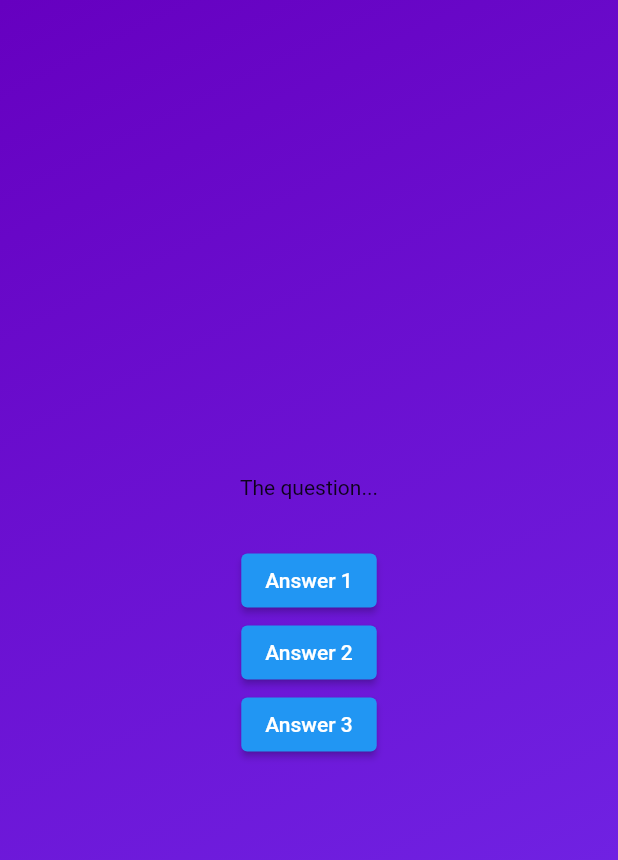
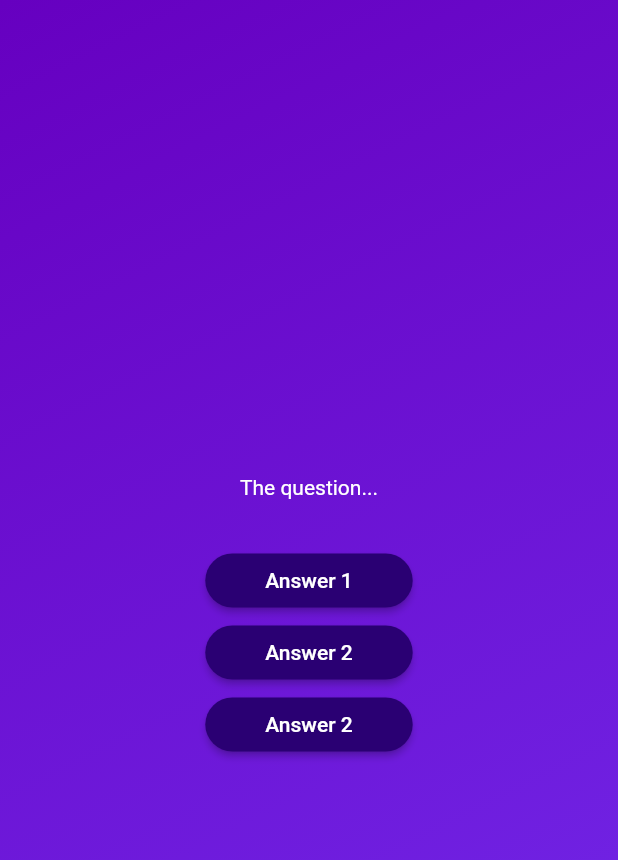
Before and after one commit to flutter-preview/ArthurBufon-flutter_quiz_app, a Flutter app: the screen it shows after launch, after a tap on "Start Quiz", on a phone screen of 412 x 824 dp. Shown: the top 860 px of the screen. Run offline on Flutter 3.47's test engine with Material 2 defaults, Android fonts, the light colour scheme and no system bars.

Commit message:
botao reutilizavel

```diff
--- /dev/null
+++ b/lib/answer_button.dart
@@ -0,0 +1,28 @@
+import 'package:flutter/material.dart';
+
+class AnswerButton extends StatelessWidget {
+  const AnswerButton(
+      {super.key, required this.answerText, required this.onTap});
+
+  final String answerText;
+  final void Function() onTap;
+
+  @override
+  Widget build(BuildContext context) {
+    return ElevatedButton(
+      onPressed: onTap,
+      style: ElevatedButton.styleFrom(
+        padding: const EdgeInsets.symmetric(
+          vertical: 10,
+          horizontal: 40,
+        ),
+        backgroundColor: const Color.fromARGB(255, 42, 0, 115),
+        foregroundColor: Colors.white,
+        shape: RoundedRectangleBorder(
+          borderRadius: BorderRadius.circular(40),
+        ),
+      ),
+      child: Text(answerText),
+    );
+  }
+}
--- a/lib/questions_screen.dart
+++ b/lib/questions_screen.dart
@@ -1,4 +1,5 @@
 import 'package:flutter/material.dart';
+import 'package:flutter_quiz_app/answer_button.dart';
 
 class QuestionsScreen extends StatefulWidget {
   const QuestionsScreen({super.key});
@@ -17,19 +18,22 @@
       child: Column(
         mainAxisAlignment: MainAxisAlignment.center,
         children: [
-          const Text('The question...'),
+          const Text(
+            'The question...',
+            style: TextStyle(color: Colors.white),
+          ),
           const SizedBox(height: 30),
-          ElevatedButton(
-            onPressed: () {},
-            child: const Text('Answer 1'),
+          AnswerButton(
+            onTap: () {},
+            answerText: 'Answer 1',
           ),
-          ElevatedButton(
-            onPressed: () {},
-            child: const Text('Answer 2'),
+          AnswerButton(
+            onTap: () {},
+            answerText: 'Answer 2',
           ),
-          ElevatedButton(
-            onPressed: () {},
-            child: const Text('Answer 3'),
+          AnswerButton(
+            onTap: () {},
+            answerText: 'Answer 2',
           ),
         ],
       ),
```
